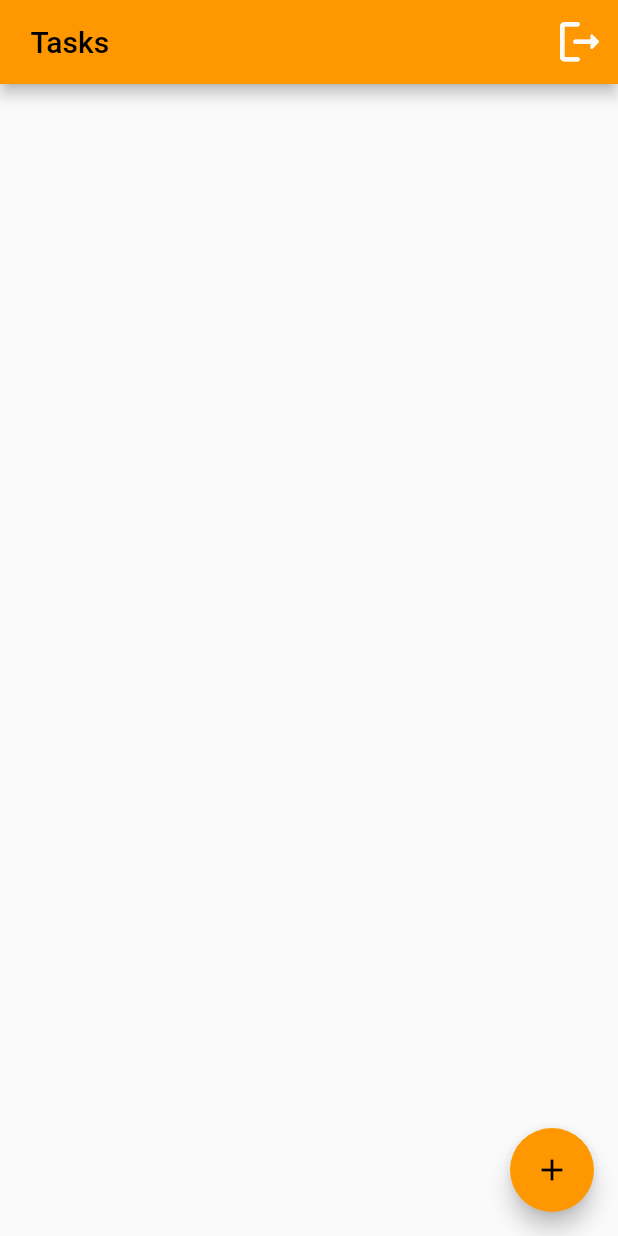
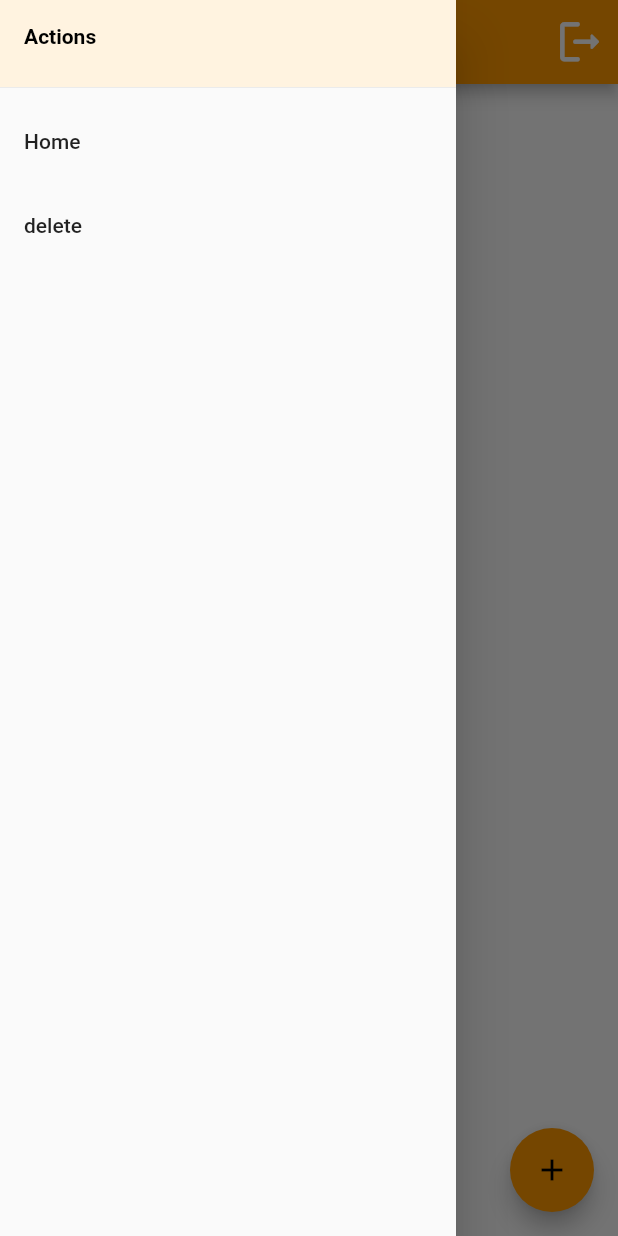
Before and after one commit to rmolabanti/r-tasks, a Flutter app: the screen it shows once a user with an empty profile is signed in, with the side drawer open (before the commit the screen has no drawer), on a phone screen of 412 x 824 dp. Run offline on Flutter 3.47's test engine with Material 2 defaults, Android fonts, the light colour scheme and no system bars; our stand-ins replace cloud_firestore, firebase_auth, firebase_core, flutter_signin_button; missing offline and left inert: dart:html; accounts and stored records are empty; generated files the repository leaves out were written again; network calls fail.

Commit message:
side menu and delete completed

```diff
--- a/lib/auth_service.dart
+++ b/lib/auth_service.dart
@@ -1,3 +1,5 @@
+import 'dart:developer';
+
 import 'package:firebase_auth/firebase_auth.dart';
 import 'package:flutter/cupertino.dart';
 
@@ -12,13 +14,13 @@ class AuthService {
         stream: FirebaseAuth.instance.authStateChanges(),
         builder: (BuildContext context, snapshot) {
           if (snapshot.hasData) {
-            print('User is signed in!');
+            log('User is signed in!');
             User? user = snapshot.data;
             if(user!=null){
               return TasksHome(user:user);
             }
           }
-          print('User is currently signed out!');
+          log('User is currently signed out!');
           return const LoginPage();
         });
   }
@@ -27,13 +29,10 @@ class AuthService {
     // Create a new provider
     GoogleAuthProvider googleProvider = GoogleAuthProvider();
     //googleProvider.addScope('https://www.googleapis.com/auth/contacts.readonly');
-    // googleProvider.setCustomParameters({'login_hint': 'user@example.com'});
+    //googleProvider.setCustomParameters({'login_hint': 'user@example.com'});
 
     // Once signed in, return the UserCredential
     return await FirebaseAuth.instance.signInWithPopup(googleProvider);
-
-    // Or use signInWithRedirect
-    // return await FirebaseAuth.instance.signInWithRedirect(googleProvider);
   }
 
   //Sign out
--- a/lib/login_page.dart
+++ b/lib/login_page.dart
@@ -11,7 +11,7 @@ class LoginPage extends StatefulWidget {
   const LoginPage({Key? key}) : super(key: key);
 
   @override
-  _LoginPageState createState() => _LoginPageState();
+  State<LoginPage> createState() => _LoginPageState();
 }
 
 class _LoginPageState extends State<LoginPage> {
--- a/lib/r_tasks.dart
+++ b/lib/r_tasks.dart
@@ -1,15 +1,13 @@
+
+import 'dart:developer';
 import 'package:firebase_auth/firebase_auth.dart';
 import 'package:flutter/material.dart';
-import 'package:flutter/services.dart';
 import 'package:r_tasks/auth_service.dart';
 import 'package:r_tasks/task.dart';
 import 'package:r_tasks/tasks_dao.dart';
 
+import 'TaskItemWidget.dart';
 import 'add_task_form.dart';
-
-// Future<void> main() async {
-//   runApp(const TasksHome());
-// }
 
 class TasksHome extends StatelessWidget {
   final User user;
@@ -52,6 +50,7 @@ class _TasksPageState extends State<TasksPage> {
   void _handleTaskChange(Task task) {
     setState(() {
       dao.updateTask(task);
+      tasksFuture = Future.value(widget.tasks);
     });
   }
 
@@ -59,6 +58,17 @@ class _TasksPageState extends State<TasksPage> {
     var task = Task(uid: widget.uid, name: name);
     dao.addTask(task).then((updatedTask) => setState(() {
           widget.tasks.add(updatedTask);
+          tasksFuture = Future.value(widget.tasks);
+        }));
+  }
+
+  void _deleteCompleted() {
+    log('deleting completed tasks');
+    dao.deleteCompleted(widget.uid).then((list) => setState((){
+      log('tasks count: ${widget.tasks.length}');
+      widget.tasks.removeWhere((task) => list.any((element) => task.id == element.id));
+      log('tasks count: ${widget.tasks.length}');
+      tasksFuture = Future.value(widget.tasks);
     }));
   }
 
@@ -71,14 +81,67 @@ class _TasksPageState extends State<TasksPage> {
   @override
   Widget build(BuildContext context) {
 
-    getView(List<Task> tasks) {
-
-      for(var task in tasks){
+    return FutureBuilder(
+        future: tasksFuture,
+        builder: (context, snapshot) {
+          log('snapshot has data: ${snapshot.hasData}');
+          if (snapshot.hasData) {
+            log('tasks count: ${widget.tasks.length}');
+            for(var task in snapshot.data!){
               if(!widget.tasks.contains(task)){
                 widget.tasks.add(task);
               }
             }
+            log('tasks count: ${widget.tasks.length}');
+            return buildScreen(widget.tasks);
+          } else if (snapshot.hasError) {
+            return Text('Error: ${snapshot.error}');
+          } else {
+            return Transform.scale(
+              scale: 0.1,
+              child: const CircularProgressIndicator(strokeWidth: 20.0,),
+            );
+          }
+        },
+    );
+  }
 
+  Drawer buildDrawer(BuildContext context) {
+    return Drawer(
+        child: ListView(
+          children: [
+            SizedBox(
+            height: kToolbarHeight + 10,
+            child: DrawerHeader(
+              decoration: BoxDecoration(
+                color: Theme.of(context).secondaryHeaderColor,
+              ),
+              child: const Text('Actions',
+                  style: TextStyle(
+                    color: Colors.black,
+                    fontWeight: FontWeight.bold,
+                  )),
+            ),
+          ),
+            ListTile(
+              title: const Text('Home'),
+              onTap: () {
+                Navigator.pop(context);
+              },
+            ),
+            ListTile(
+              title: const Text('delete'),
+              onTap: (){
+                _deleteCompleted();
+                Navigator.pop(context);
+              },
+            ),
+        ],
+    ),
+    );
+    }
+
+  buildScreen(List<Task> tasks) {
     return Scaffold(
       appBar: AppBar(
         title: Text(widget.title),
@@ -93,6 +156,7 @@ class _TasksPageState extends State<TasksPage> {
           ),
         ],
       ),
+      drawer: buildDrawer(context),
       body: ListView(
         padding: const EdgeInsets.symmetric(vertical: 8.0),
         children: widget.tasks.map((task) {
@@ -113,88 +177,4 @@ class _TasksPageState extends State<TasksPage> {
       ), // This trailing comma makes auto-formatting nicer for build methods.
     );
   }
-
-    return FutureBuilder(
-        future: tasksFuture,
-        builder: (context, snapshot) {
-          if (snapshot.hasData) {
-            return getView(snapshot.data!);
-          } else if (snapshot.hasError) {
-            return Text('Error: ${snapshot.error}');
-          } else {
-            return CircularProgressIndicator();
 }
-        },
-    );
-  }
-}
-
-class TaskItem extends StatelessWidget {
-  TaskItem({required this.task, required this.onTaskChanged})
-      : super(key: ObjectKey(task));
-
-  final Task task;
-  final void Function(Task) onTaskChanged;
-
-  @override
-  Widget build(BuildContext context) {
-    return ListTile(
-      onTap: () {
-        task.isDone=!task.isDone;
-        onTaskChanged(task);
-      },
-      leading: CircleAvatar(
-        backgroundColor:
-            task.isDone ? Theme.of(context).primaryColorLight : Theme.of(context).primaryColorDark,
-        child: Text(task.rank.toString(),style: const TextStyle(color: Colors.black)),
-      ),
-      title: Text(
-        task.name,
-        style: _getTextStyle(context),
-      ),
-      trailing: Row(
-        mainAxisSize: MainAxisSize.min,
-        children: [
-          IconButton(
-            icon: const Icon(Icons.exposure_plus_1_rounded),
-            iconSize: 35,
-            color: task.isDone ? Theme.of(context).disabledColor : Colors.green,
-            onPressed: () {
-              if(!task.isDone){
-                task.rank=task.rank+1;
-                onTaskChanged(task);
-              }
-            },
-          ),
-           IconButton(
-            icon: const Icon(Icons.exposure_minus_1_rounded),
-             iconSize: 35,
-             color: task.isDone ? Theme.of(context).disabledColor : Colors.red,
-            onPressed: () {
-              if(!task.isDone) {
-                task.rank = task.rank - 1;
-                onTaskChanged(task);
-              }
-            },
-          ),
-          IconButton(
-            icon: const Icon(Icons.copy_rounded),
-            iconSize: 35,
-            color: task.isDone ? Theme.of(context).primaryColorLight : Theme.of(context).primaryColor,
-            onPressed: () {
-              Clipboard.setData(ClipboardData(text: task.name));
-            },
-          ),
-        ],
-      ),
-    );
-  }
-
-  TextStyle? _getTextStyle(BuildContext context) {
-    if (!task.isDone) return null;
-    return const TextStyle(
-      color: Colors.black54,
-      decoration: TextDecoration.lineThrough,
-    );
-  }
-}
```
Also changed, not shown: lib/TaskItemWidget.dart (added, +73 -0 lines), lib/tasks_dao.dart (+16 -0 lines). Lines whose indentation alone changed are shown as unchanged.
